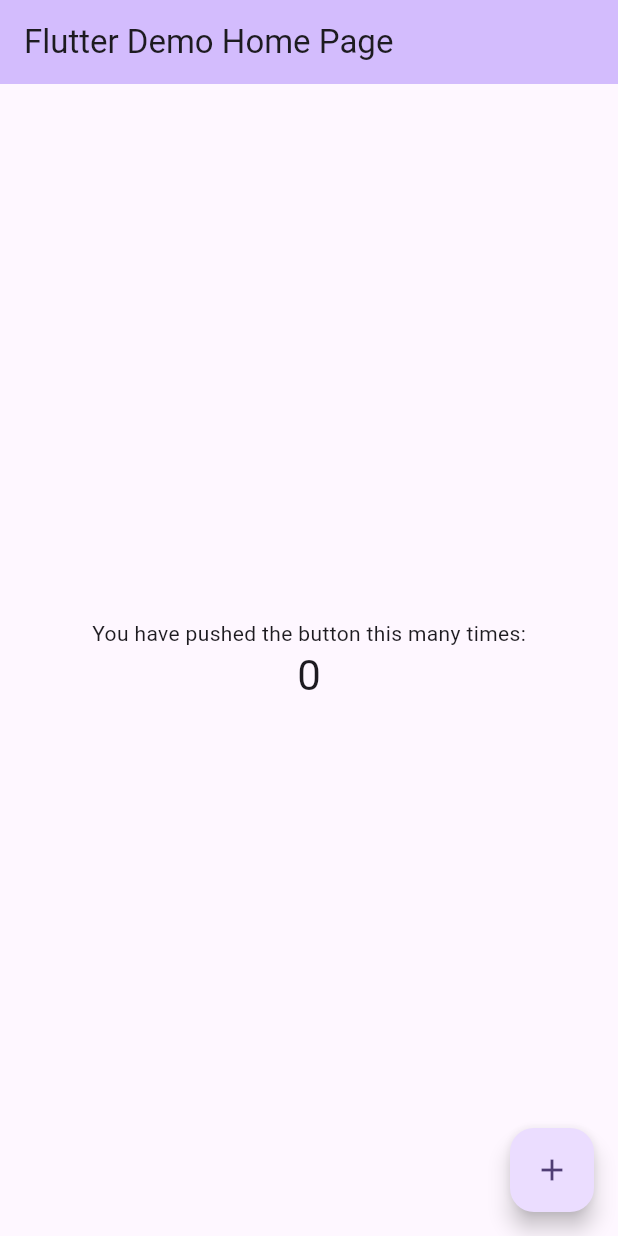
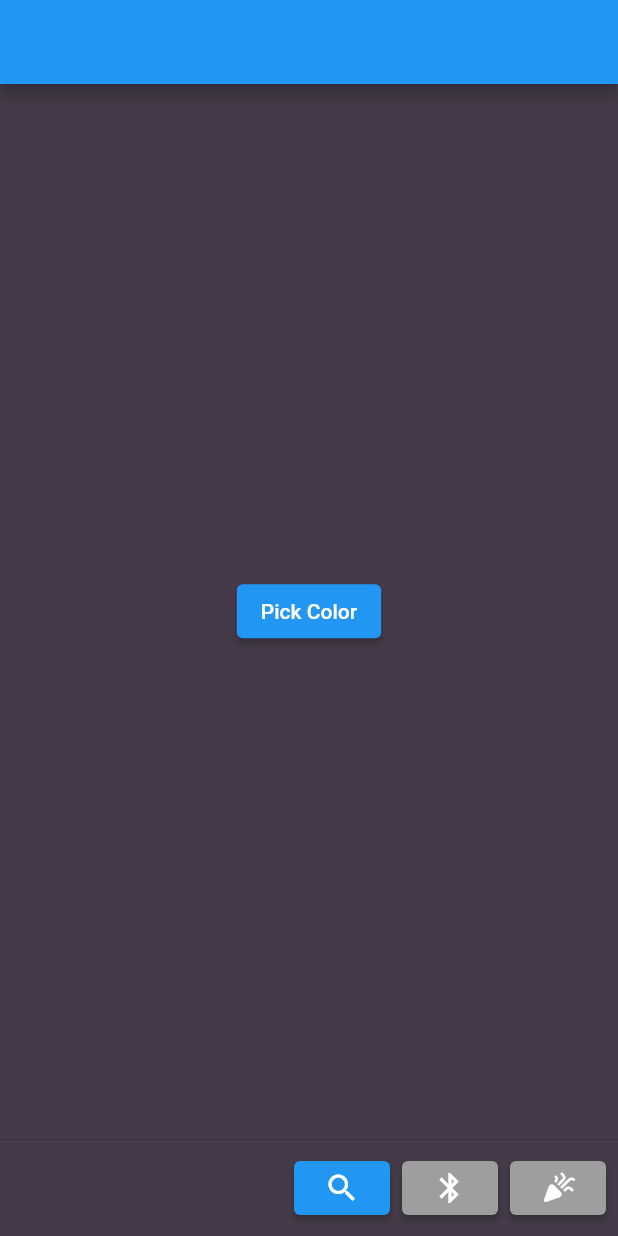
Before and after one commit to KilianKlepper/SCRIPTFlutist, a Flutter app: the screen it shows after launch, on a phone screen of 412 x 824 dp. Run offline on Flutter 3.47's test engine with Material 2 defaults, Android fonts, the light colour scheme and no system bars; our stand-ins replace flutter_colorpicker; missing offline and left inert: flutter_reactive_ble, location_permissions.

Commit message:
:construction: ruff app basic with color picker and ble but no corret communication

```diff
--- a/App/app_fluist/lib/main.dart
+++ b/App/app_fluist/lib/main.dart
@@ -1,125 +1,252 @@
+import 'dart:async';
+import 'dart:io' show Platform;
+
+import 'package:location_permissions/location_permissions.dart';
 import 'package:flutter/material.dart';
+import 'package:flutter_reactive_ble/flutter_reactive_ble.dart';
+import 'package:flutter_colorpicker/flutter_colorpicker.dart';
 
 void main() {
-  runApp(const MyApp());
+  return runApp(
+    const MaterialApp(
+      debugShowCheckedModeBanner: false,
+      home: HomePage()
+      ),
+  );
 }
 
-class MyApp extends StatelessWidget {
-  const MyApp({super.key});
+class HomePage extends StatefulWidget {
+  const HomePage({Key? key}) : super(key: key);
 
-  // This widget is the root of your application.
   @override
-  Widget build(BuildContext context) {
-    return MaterialApp(
-      title: 'Flutter Demo',
-      theme: ThemeData(
-        // This is the theme of your application.
-        //
-        // TRY THIS: Try running your application with "flutter run". You'll see
-        // the application has a blue toolbar. Then, without quitting the app,
-        // try changing the seedColor in the colorScheme below to Colors.green
-        // and then invoke "hot reload" (save your changes or press the "hot
-        // reload" button in a Flutter-supported IDE, or press "r" if you used
-        // the command line to start the app).
-        //
-        // Notice that the counter didn't reset back to zero; the application
-        // state is not lost during the reload. To reset the state, use hot
-        // restart instead.
-        //
-        // This works for code too, not just values: Most code changes can be
-        // tested with just a hot reload.
-        colorScheme: ColorScheme.fromSeed(seedColor: Colors.deepPurple),
-        useMaterial3: true,
-      ),
-      home: const MyHomePage(title: 'Flutter Demo Home Page'),
-    );
-  }
+  _HomePageState createState() => _HomePageState();
 }
 
-class MyHomePage extends StatefulWidget {
-  const MyHomePage({super.key, required this.title});
+class _HomePageState extends State<HomePage> {
 
-  // This widget is the home page of your application. It is stateful, meaning
-  // that it has a State object (defined below) that contains fields that affect
-  // how it looks.
+  String connectionText = "";
 
-  // This class is the configuration for the state. It holds the values (in this
-  // case the title) provided by the parent (in this case the App widget) and
-  // used by the build method of the State. Fields in a Widget subclass are
-  // always marked "final".
+// Some state management stuff
+  bool _foundDeviceWaitingToConnect = false;
+  bool _scanStarted = false;
+  bool _connected = false;
+// Bluetooth related variables
+  late DiscoveredDevice _ubiqueDevice;
+  final flutterReactiveBle = FlutterReactiveBle();
+  late StreamSubscription<DiscoveredDevice> _scanStream;
+  late QualifiedCharacteristic _rxCharacteristic;
+// These are the UUIDs of your device
+  final Uuid serviceUuid = Uuid.parse("4fafc201-1fb5-459e-8fcc-c5c9c331914b");
+  final Uuid characteristicUuid = Uuid.parse("beb5483e-36e1-4688-b7f5-ea07361b26a8");
 
-  final String title;
+  void _startScan() async {
+// Platform permissions handling stuff
+    bool permGranted = false;
+    setState(() {
+      _scanStarted = true;
+      connectionText = "Scanning";
+    });
+    PermissionStatus permission;
+    if (Platform.isAndroid) {
+      permission = await LocationPermissions().requestPermissions();
+      if (permission == PermissionStatus.granted) permGranted = true;
+    } else if (Platform.isIOS) {
+      permGranted = true;
+    }
+// Main scanning logic happens here ⤵️
+    if (permGranted) {
+      print('BLE: Permission Granted...');
+      _scanStream = flutterReactiveBle
+          .scanForDevices(withServices: [serviceUuid]).listen((device) {
+        // Change this string to what you defined in Zephyr
+        if (device.name == 'ESP32') {
+          setState(() {
+            _ubiqueDevice = device;
+            _foundDeviceWaitingToConnect = true;
+          });
+        }
+      });
+    }
+  }
 
-  @override
-  State<MyHomePage> createState() => _MyHomePageState();
-}
+  void _connectToDevice() {
+    // We're done scanning, we can cancel it
+    print('BLE: Connect to Device....');
+    connectionText = "Connected";
+    _scanStream.cancel();
+    // Let's listen to our connection so we can make updates on a state change
+    Stream<ConnectionStateUpdate> _currentConnectionStream = flutterReactiveBle
+        .connectToAdvertisingDevice(
+            id: _ubiqueDevice.id,
+            prescanDuration: const Duration(seconds: 1),
+            withServices: [serviceUuid, characteristicUuid]);
+    _currentConnectionStream.listen((event) {
+      switch (event.connectionState) {
+        // We're connected and good to go!
+        case DeviceConnectionState.connected:
+          {
+            print('BLE: Device connected.....');
+            _rxCharacteristic = QualifiedCharacteristic(
+                serviceId: serviceUuid,
+                characteristicId: characteristicUuid,
+                deviceId: event.deviceId);
+            setState(() {
+              _foundDeviceWaitingToConnect = false;
+              _connected = true;
+            });
+            break;
+          }
+        // Can add various state state updates on disconnect
+        case DeviceConnectionState.disconnected:
+          {
+            print('BLE: Device disconnected..');
+            connectionText = "Disconnected";
+            break;
+          }
+        default:
+      }
+    });
+  }
 
-class _MyHomePageState extends State<MyHomePage> {
-  int _counter = 0;
-
-  void _incrementCounter() {
-    setState(() {
-      // This call to setState tells the Flutter framework that something has
-      // changed in this State, which causes it to rerun the build method below
-      // so that the display can reflect the updated values. If we changed
-      // _counter without calling setState(), then the build method would not be
-      // called again, and so nothing would appear to happen.
-      _counter++;
-    });
+  void _partyTime() {
+    if (_connected) {
+      connectionText = "Sent";
+      int red = currentColor.red;
+      flutterReactiveBle
+          .writeCharacteristicWithResponse(_rxCharacteristic, value: [
+        red,
+      ]);
+    }
   }
 
   @override
   Widget build(BuildContext context) {
-    // This method is rerun every time setState is called, for instance as done
-    // by the _incrementCounter method above.
-    //
-    // The Flutter framework has been optimized to make rerunning build methods
-    // fast, so that you can just rebuild anything that needs updating rather
-    // than having to individually change instances of widgets.
     return Scaffold(
       appBar: AppBar(
-        // TRY THIS: Try changing the color here to a specific color (to
-        // Colors.amber, perhaps?) and trigger a hot reload to see the AppBar
-        // change color while the other colors stay the same.
-        backgroundColor: Theme.of(context).colorScheme.inversePrimary,
-        // Here we take the value from the MyHomePage object that was created by
-        // the App.build method, and use it to set our appbar title.
-        title: Text(widget.title),
+        title: Text(connectionText),
       ),
-      body: Center(
-        // Center is a layout widget. It takes a single child and positions it
-        // in the middle of the parent.
-        child: Column(
-          // Column is also a layout widget. It takes a list of children and
-          // arranges them vertically. By default, it sizes itself to fit its
-          // children horizontally, and tries to be as tall as its parent.
+			backgroundColor: currentColor,
+			body: Center(
+        child: ElevatedButton(
+          onPressed: ()=>showPicker(),
+          child: Text("Pick Color", style:  TextStyle(color: Colors.white),),),
+      ),
+			persistentFooterButtons: [
+        // We want to enable this button if the scan has NOT started
+        // If the scan HAS started, it should be disabled.
+        _scanStarted
+            // True condition
+            ? ElevatedButton(
+                style: ElevatedButton.styleFrom(
+                  primary: Colors.grey, // background
+                  onPrimary: Colors.white, // foreground
+                ),
+                onPressed: () {},
+                child: const Icon(Icons.search),
+              )
+            // False condition
+            : ElevatedButton(
+                style: ElevatedButton.styleFrom(
+                  primary: Colors.blue, // background
+                  onPrimary: Colors.white, // foreground
+                ),
+                onPressed: _startScan,
+                child: const Icon(Icons.search),
+              ),
+        _foundDeviceWaitingToConnect
+            // True condition
+            ? ElevatedButton(
+                style: ElevatedButton.styleFrom(
+                  primary: Colors.blue, // background
+                  onPrimary: Colors.white, // foreground
+                ),
+                onPressed: _connectToDevice,
+                child: const Icon(Icons.bluetooth),
+              )
+            // False condition
+            : ElevatedButton(
+                style: ElevatedButton.styleFrom(
+                  primary: Colors.grey, // background
+                  onPrimary: Colors.white, // foreground
+                ),
+                onPressed: () {},
+                child: const Icon(Icons.bluetooth),
+              ),
+        _connected
+            // True condition
+            ? ElevatedButton(
+                style: ElevatedButton.styleFrom(
+                  primary: Colors.blue, // background
+                  onPrimary: Colors.white, // foreground
+                ),
+                onPressed: _partyTime,
+                child: const Icon(Icons.celebration_rounded),
+              )
+            // False condition
+            : ElevatedButton(
+                style: ElevatedButton.styleFrom(
+                  primary: Colors.grey, // background
+                  onPrimary: Colors.white, // foreground
+                ),
+                onPressed: () {},
+                child: const Icon(Icons.celebration_rounded),
+              ),
+      ],
+		);
+  }
+      // create some values
+Color pickerColor = Color(0xff443a49);
+Color currentColor = Color(0xff443a49);
+
+// ValueChanged<Color> callback
+void changeColor(Color color) {
+  setState(() => pickerColor = color);
+}
+Future showPicker(){
+    // raise the [showDialog] widget
+    return showDialog(
+      builder: (context) => AlertDialog(
+        title: const Text('Pick a color!'),
+        content: SingleChildScrollView(
+          child: ColorPicker(
+            pickerColor: pickerColor,
+            onColorChanged: changeColor,
+          ),
+          // Use Material color picker:
           //
-          // Column has various properties to control how it sizes itself and
-          // how it positions its children. Here we use mainAxisAlignment to
-          // center the children vertically; the main axis here is the vertical
-          // axis because Columns are vertical (the cross axis would be
-          // horizontal).
+          // child: MaterialPicker(
+          //   pickerColor: pickerColor,
+          //   onColorChanged: changeColor,
+          //   showLabel: true, // only on portrait mode
+          // ),
           //
-          // TRY THIS: Invoke "debug painting" (choose the "Toggle Debug Paint"
-          // action in the IDE, or press "p" in the console), to see the
-          // wireframe for each widget.
-          mainAxisAlignment: MainAxisAlignment.center,
-          children: <Widget>[
-            const Text(
-              'You have pushed the button this many times:',
-            ),
-            Text(
-              '$_counter',
-              style: Theme.of(context).textTheme.headlineMedium,
-            ),
-          ],
+          // Use Block color picker:
+          //
+          // child: BlockPicker(
+          //   pickerColor: currentColor,
+          //   onColorChanged: changeColor,
+          // ),
+          //
+          // child: MultipleChoiceBlockPicker(
+          //   pickerColors: currentColors,
+          //   onColorsChanged: changeColors,
+          // ),
         ),
-      ),
-      floatingActionButton: FloatingActionButton(
-        onPressed: _incrementCounter,
-        tooltip: 'Increment',
-        child: const Icon(Icons.add),
-      ), // This trailing comma makes auto-formatting nicer for build methods.
+        actions: <Widget>[
+          ElevatedButton(
+            child: const Text('Got it'),
+            onPressed: () {
+              setState(() => currentColor = pickerColor);
+              // int red = currentColor.red;
+              // int blue = currentColor.blue;
+              // int green = currentColor.green;
+              String data = 'RGB($red, $green, $blue)';
+              String data = currentColor.value.toRadixString(16).padLeft(8, '0');
+              Navigator.of(context).pop();
+            },
+          ),
+        ],
+      ), context: context,
     );
   }
 }
--- a/App/app_fluist/pubspec.yaml
+++ b/App/app_fluist/pubspec.yaml
@@ -35,6 +35,9 @@ dependencies:
   # The following adds the Cupertino Icons font to your application.
   # Use with the CupertinoIcons class for iOS style icons.
   cupertino_icons: ^1.0.2
+  flutter_reactive_ble: ^5.2.0
+  flutter_colorpicker: ^1.0.3
+  location_permissions: ^4.0.0
 
 dev_dependencies:
   flutter_test:
```
Also changed, not shown: 5 other files.
